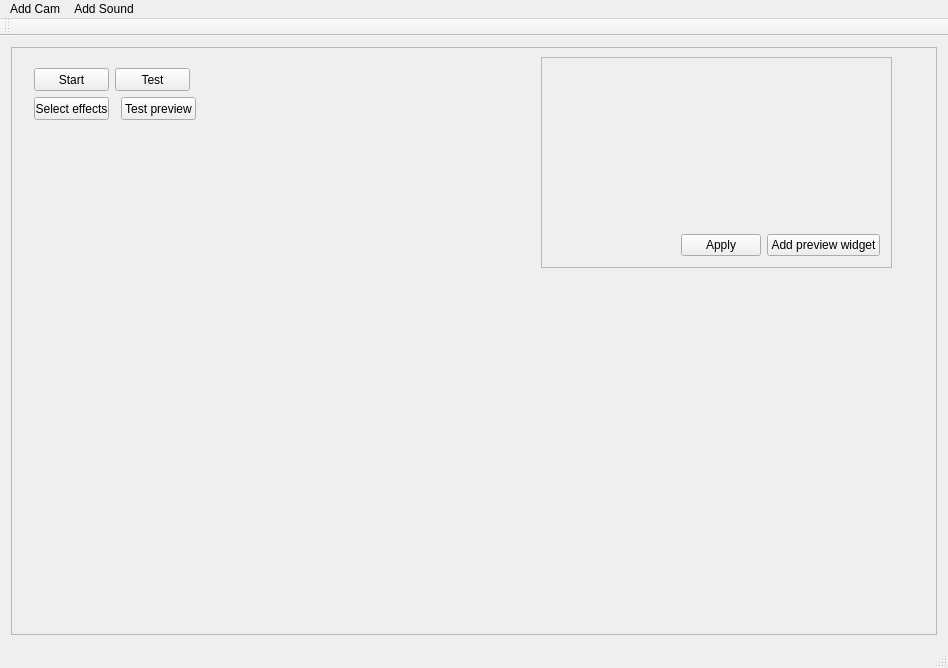
First picture: the form in mainwindow.ui, repository m-garanin/zgui-qt, before the edit.
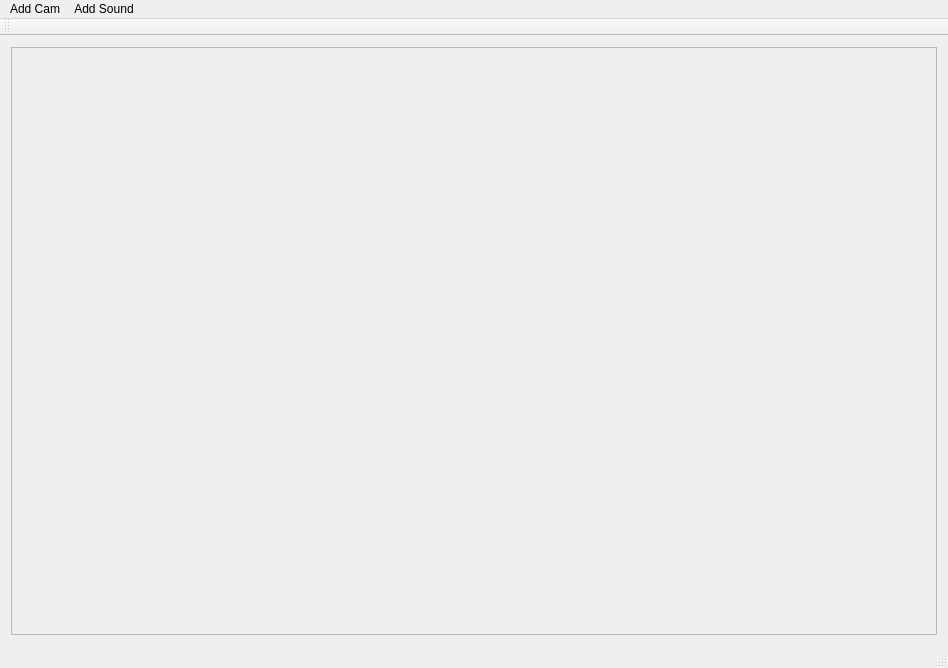
Second picture: the form after the edit. Custom widgets are drawn as their Qt base class.

What changed in the file:
```diff
--- a/mainwindow.ui
+++ b/mainwindow.ui
@@ -26,164 +26,6 @@
       <property name="frameShadow">
        <enum>QFrame::Raised</enum>
       </property>
-      <widget class="QFrame" name="frame111">
-       <property name="geometry">
-        <rect>
-         <x>530</x>
-         <y>10</y>
-         <width>351</width>
-         <height>211</height>
-        </rect>
-       </property>
-       <property name="frameShape">
-        <enum>QFrame::StyledPanel</enum>
-       </property>
-       <property name="frameShadow">
-        <enum>QFrame::Raised</enum>
-       </property>
-       <layout class="QGridLayout" name="gridLayout">
-        <item row="0" column="0" colspan="3">
-         <widget class="CSceneWidget" name="sceneWidget" native="true"/>
-        </item>
-        <item row="1" column="2">
-         <widget class="QPushButton" name="pbAddPreviewWidget">
-          <property name="text">
-           <string>Add preview widget</string>
-          </property>
-         </widget>
-        </item>
-        <item row="1" column="0">
-         <spacer name="horizontalSpacer">
-          <property name="orientation">
-           <enum>Qt::Horizontal</enum>
-          </property>
-          <property name="sizeHint" stdset="0">
-           <size>
-            <width>40</width>
-            <height>20</height>
-           </size>
-          </property>
-         </spacer>
-        </item>
-        <item row="1" column="1">
-         <widget class="QPushButton" name="pbApply">
-          <property name="text">
-           <string>Apply</string>
-          </property>
-         </widget>
-        </item>
-       </layout>
-      </widget>
-      <widget class="QPushButton" name="testPreviewButton">
-       <property name="geometry">
-        <rect>
-         <x>110</x>
-         <y>50</y>
-         <width>75</width>
-         <height>23</height>
-        </rect>
-       </property>
-       <property name="text">
-        <string>Test preview</string>
-       </property>
-      </widget>
-      <widget class="QPushButton" name="startButton">
-       <property name="geometry">
-        <rect>
-         <x>23</x>
-         <y>21</y>
-         <width>75</width>
-         <height>23</height>
-        </rect>
-       </property>
-       <property name="text">
-        <string>Start</string>
-       </property>
-      </widget>
-      <widget class="QPushButton" name="pushButton">
-       <property name="geometry">
-        <rect>
-         <x>104</x>
-         <y>21</y>
-         <width>75</width>
-         <height>23</height>
-        </rect>
-       </property>
-       <property name="text">
-        <string>Test</string>
-       </property>
-      </widget>
-      <widget class="QPushButton" name="pbSelectEffects">
-       <property name="geometry">
-        <rect>
-         <x>23</x>
-         <y>50</y>
-         <width>75</width>
-         <height>23</height>
-        </rect>
-       </property>
-       <property name="text">
-        <string>Select effects</string>
-       </property>
-      </widget>
-      <widget class="QWidget" name="horizontalLayoutWidget">
-       <property name="geometry">
-        <rect>
-         <x>25</x>
-         <y>105</y>
-         <width>191</width>
-         <height>101</height>
-        </rect>
-       </property>
-       <layout class="QHBoxLayout" name="horizontalLayout"/>
-      </widget>
-      <widget class="QWidget" name="verticalLayoutWidget">
-       <property name="geometry">
-        <rect>
-         <x>230</x>
-         <y>10</y>
-         <width>281</width>
-         <height>61</height>
-        </rect>
-       </property>
-       <layout class="QVBoxLayout" name="verticalLayout">
-        <item>
-         <widget class="CAudioPanel" name="widget" native="true"/>
-        </item>
-       </layout>
-      </widget>
-      <widget class="QWidget" name="horizontalLayoutWidget_2">
-       <property name="geometry">
-        <rect>
-         <x>250</x>
-         <y>120</y>
-         <width>271</width>
-         <height>171</height>
-        </rect>
-       </property>
-       <layout class="QHBoxLayout" name="horizontalLayout_3" stretch="1,1">
-        <item>
-         <layout class="QHBoxLayout" name="horizontalLayout_5">
-          <item>
-           <spacer name="horizontalSpacer_2">
-            <property name="orientation">
-             <enum>Qt::Horizontal</enum>
-            </property>
-            <property name="sizeHint" stdset="0">
-             <size>
-              <width>40</width>
-              <height>20</height>
-             </size>
-            </property>
-           </spacer>
-          </item>
-         </layout>
-        </item>
-        <item>
-         <layout class="QHBoxLayout" name="horizontalLayout_4"/>
-        </item>
-       </layout>
-      </widget>
      </widget>
     </item>
    </layout>
@@ -242,20 +84,6 @@
   </action>
  </widget>
  <layoutdefault spacing="6" margin="11"/>
- <customwidgets>
-  <customwidget>
-   <class>CSceneWidget</class>
-   <extends>QWidget</extends>
-   <header>scenewidget.h</header>
-   <container>1</container>
-  </customwidget>
-  <customwidget>
-   <class>CAudioPanel</class>
-   <extends>QWidget</extends>
-   <header>audiopanel.h</header>
-   <container>1</container>
-  </customwidget>
- </customwidgets>
  <resources/>
  <connections/>
 </ui>
```
